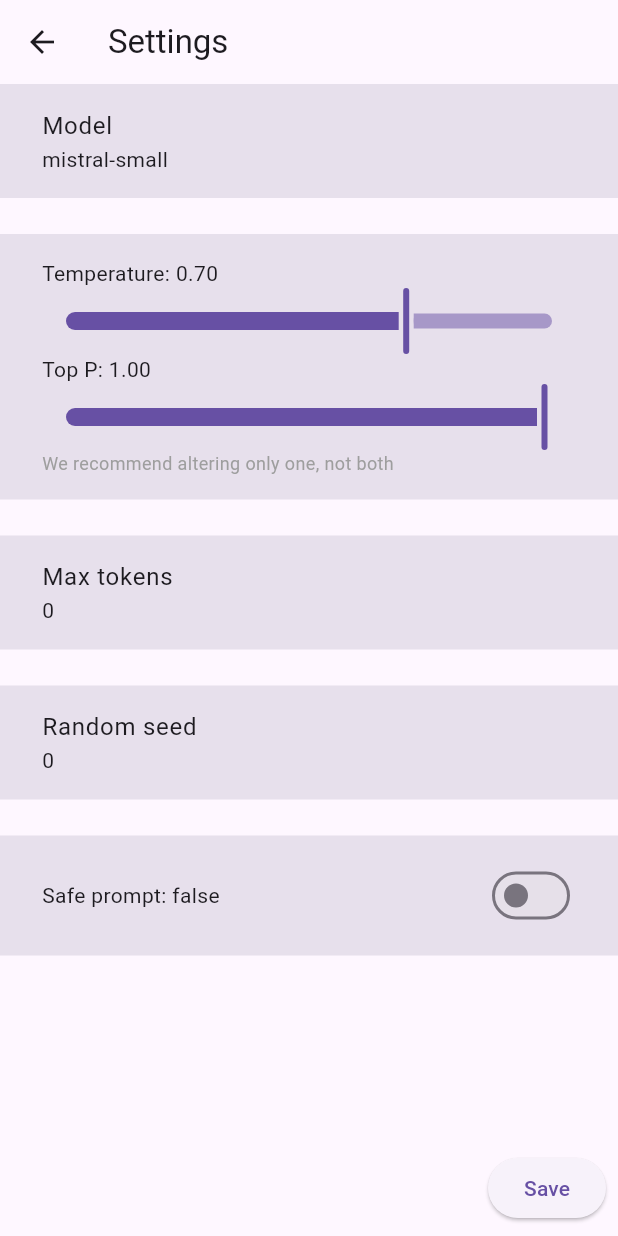
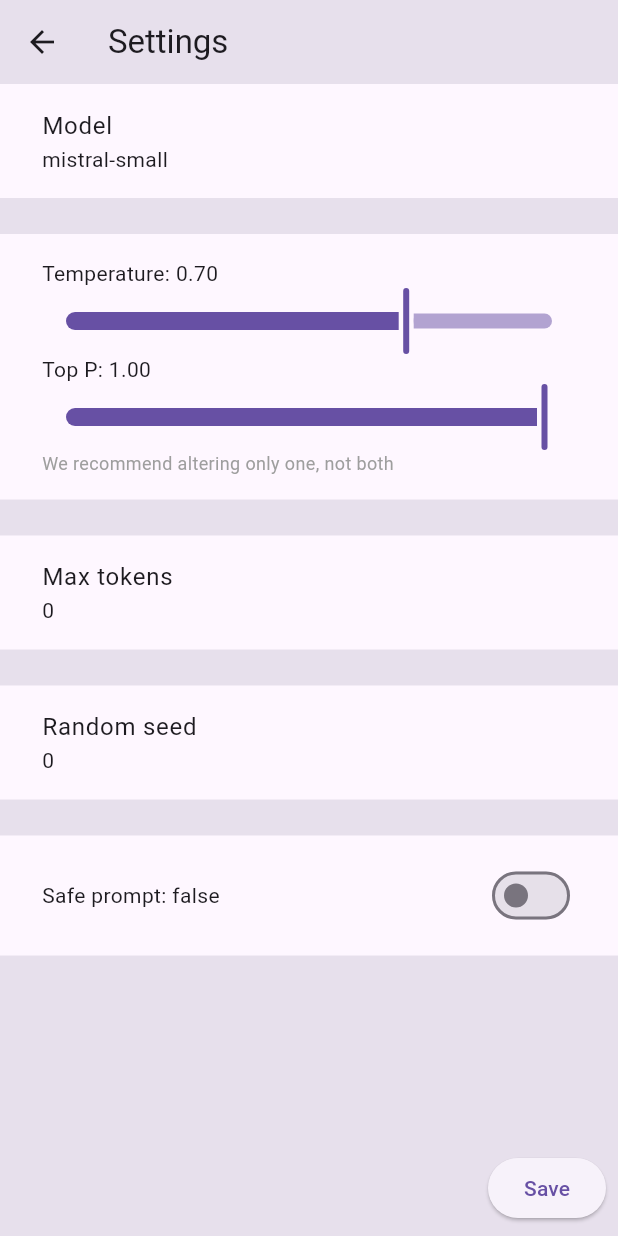
Before and after one commit to nomtek/flutter_ai_examples, a Flutter app: the SettingsWidget screen opened directly with empty values, on a phone screen of 412 x 824 dp. Run offline on Flutter 3.47's test engine with Material 3 defaults, Android fonts, the phone set to English and light mode, and no system bars; our stand-ins replace go_router; missing offline and left inert: langchain, mistralai_client_dart; key blocks and very long unbroken strings in the code were emptied for the run.

Commit message:
Refactor colors to match Figma

```diff
--- a/lib/mistral_ai_summary_example/custom_slider.dart
+++ b/lib/mistral_ai_summary_example/custom_slider.dart
@@ -18,7 +18,7 @@ class CustomSlider extends StatelessWidget {
         trackHeight: 10,
         thumbShape: CustomThumb(
           thumbColor: Theme.of(context).primaryColor,
-          spacerColor: Theme.of(context).colorScheme.surfaceVariant,
+          spacerColor: Theme.of(context).colorScheme.surface,
         ),
         overlayShape: const RoundSliderOverlayShape(overlayRadius: 16),
         activeTrackColor: Theme.of(context).primaryColor,
--- a/lib/mistral_ai_summary_example/summary_settings_page.dart
+++ b/lib/mistral_ai_summary_example/summary_settings_page.dart
@@ -45,9 +45,10 @@ class _SettingsWidgetState extends State<SettingsWidget> {
   @override
   Widget build(BuildContext context) {
     return Scaffold(
-      backgroundColor: Theme.of(context).colorScheme.background,
+      backgroundColor: Theme.of(context).colorScheme.surfaceVariant,
       appBar: AppBar(
         title: const Text('Settings'),
+        backgroundColor: Theme.of(context).colorScheme.surfaceVariant,
       ),
       body: Column(
         children: [
@@ -130,7 +131,7 @@ class TemperatureAndTopPSettingWidget extends StatelessWidget {
     final temperatureStringValue = temperature.toStringAsFixed(2);
 
     return ColoredBox(
-      color: Theme.of(context).colorScheme.surfaceVariant,
+      color: Theme.of(context).colorScheme.surface,
       child: Padding(
         padding: const EdgeInsets.symmetric(
           horizontal: 28,
@@ -229,7 +230,7 @@ class SafePromptSettingWidget extends StatelessWidget {
   @override
   Widget build(BuildContext context) {
     return ColoredBox(
-      color: Theme.of(context).colorScheme.surfaceVariant,
+      color: Theme.of(context).colorScheme.surface,
       child: Padding(
         padding: const EdgeInsets.symmetric(
           horizontal: 28,
@@ -277,10 +278,10 @@ class ClickableSettingsItem extends StatelessWidget {
 
   @override
   Widget build(BuildContext context) {
-    return InkWell(
-      onTap: onTap,
-      child: Material(
-        color: Theme.of(context).colorScheme.surfaceVariant,
+    return Material(
+      color: Theme.of(context).colorScheme.surface,
+      child: InkWell(
+        onTap: onTap,
         child: Padding(
           padding: const EdgeInsets.symmetric(
             horizontal: 28,
```
